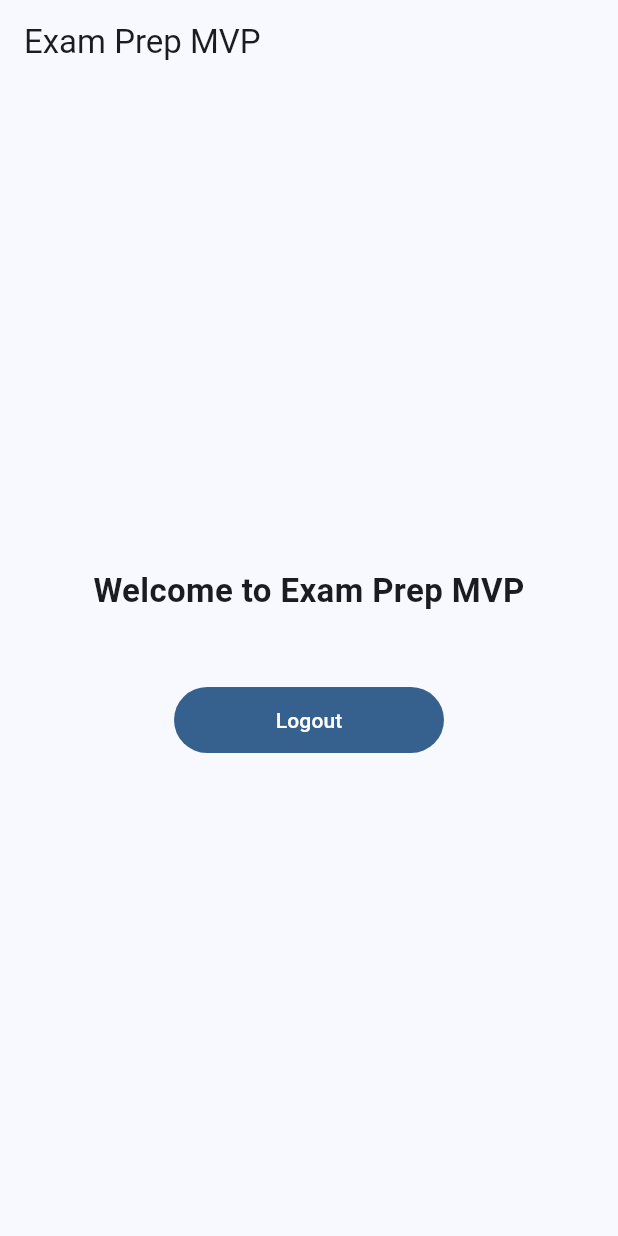
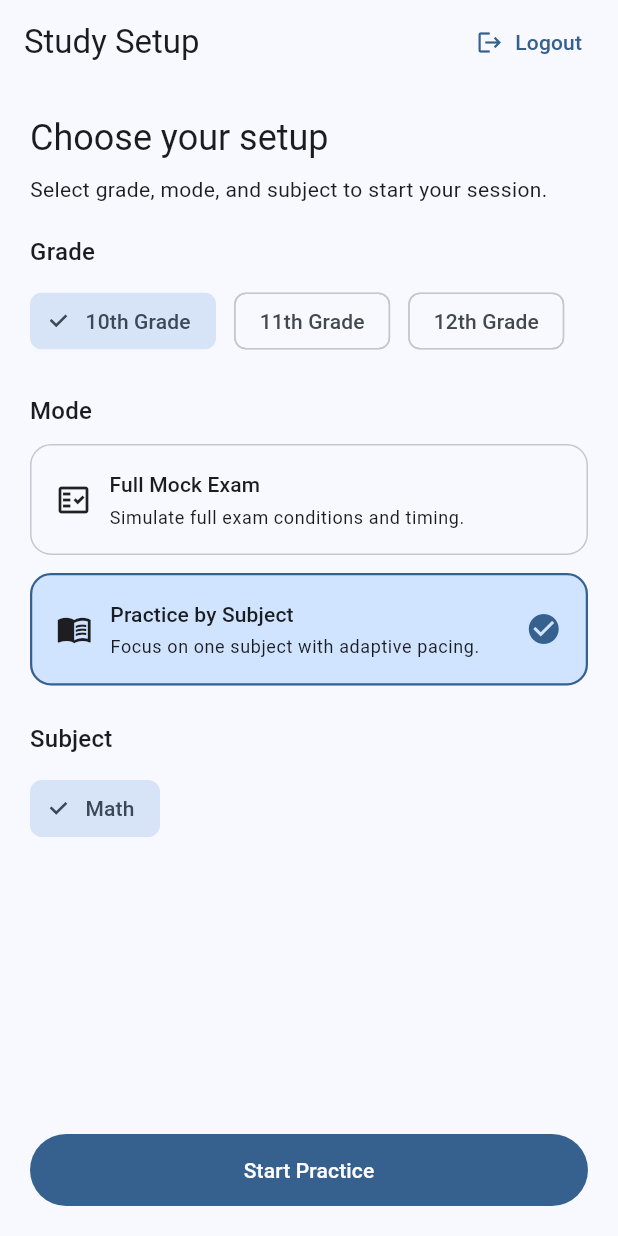
Before and after one commit to TalbiMohamedAmine/QiyasReady, a Flutter app: the screen it shows once a user with an empty profile is signed in, on a phone screen of 412 x 824 dp. Run offline on Flutter 3.47's test engine with Material 3 defaults, Android fonts, the phone set to English and light mode, and no system bars; our stand-ins replace cloud_firestore, firebase_auth, firebase_core, flutter_riverpod, flutter_svg; accounts and stored records are empty.

Commit message:
feat: add practice filter screen and enhance adaptive practice state management
Co-authored-by: Copilot <copilot@github.com>

```diff
--- a/lib/features/adaptive_practice/adaptive_practice_service.dart
+++ b/lib/features/adaptive_practice/adaptive_practice_service.dart
@@ -53,9 +53,14 @@ class AdaptivePracticeService {
   Future<List<PracticeQuestion>> fetchPracticeQuestions({
     String? chapterId,
     String? lessonId,
+    String mode = 'practice',
     int limit = 20,
   }) async {
-    if ((chapterId == null || chapterId.trim().isEmpty) &&
+    final normalizedMode = mode.trim().toLowerCase();
+    final needsScopedFilter = normalizedMode == 'practice';
+
+    if (needsScopedFilter &&
+        (chapterId == null || chapterId.trim().isEmpty) &&
         (lessonId == null || lessonId.trim().isEmpty)) {
       throw const AdaptivePracticeFailure(
         'Please provide chapterId or lessonId to fetch practice questions.',
@@ -71,9 +76,7 @@ class AdaptivePracticeService {
         query = query.where('chapterId', isEqualTo: chapterId.trim());
       }
 
-      query = query.where('status', isEqualTo: 'active').limit(limit);
-
-      final snapshot = await query.get();
+      final snapshot = await query.limit(limit).get();
       final questions = <PracticeQuestion>[];
 
       for (final doc in snapshot.docs) {
@@ -83,6 +86,11 @@ class AdaptivePracticeService {
           final options = _parseOptions(data['options']);
 
           if (stem == null || stem.isEmpty || options.isEmpty) {
+            continue;
+          }
+
+          final status = (data['status'] as String?)?.trim().toLowerCase();
+          if (status != null && status.isNotEmpty && status != 'active') {
             continue;
           }
 
--- a/lib/features/adaptive_practice/providers/adaptive_practice_provider.dart
+++ b/lib/features/adaptive_practice/providers/adaptive_practice_provider.dart
@@ -25,6 +25,8 @@ class AdaptivePracticeState {
     this.errorMessage,
     this.chapterId,
     this.lessonId,
+    this.selectedGrade = '10th Grade',
+    this.selectedMode = 'practice',
   });
 
   final PracticeLoadStatus status;
@@ -37,6 +39,8 @@ class AdaptivePracticeState {
   final String? errorMessage;
   final String? chapterId;
   final String? lessonId;
+  final String selectedGrade;
+  final String selectedMode;
 
   PracticeQuestion? get currentQuestion {
     if (questions.isEmpty || currentQuestionIndex < 0) {
@@ -81,6 +85,8 @@ class AdaptivePracticeState {
     String? chapterId,
     String? lessonId,
     bool clearScope = false,
+    String? selectedGrade,
+    String? selectedMode,
   }) {
     return AdaptivePracticeState(
       status: status ?? this.status,
@@ -93,6 +99,8 @@ class AdaptivePracticeState {
       errorMessage: clearError ? null : (errorMessage ?? this.errorMessage),
       chapterId: clearScope ? null : (chapterId ?? this.chapterId),
       lessonId: clearScope ? null : (lessonId ?? this.lessonId),
+      selectedGrade: selectedGrade ?? this.selectedGrade,
+      selectedMode: selectedMode ?? this.selectedMode,
     );
   }
 }
@@ -117,6 +125,8 @@ class AdaptivePracticeController extends StateNotifier<AdaptivePracticeState> {
   Future<void> loadQuestions({
     String? chapterId,
     String? lessonId,
+    String selectedGrade = '10th Grade',
+    String selectedMode = 'practice',
     int? questionTimeLimitSec,
     int limit = 20,
   }) async {
@@ -126,12 +136,15 @@ class AdaptivePracticeController extends StateNotifier<AdaptivePracticeState> {
       chapterId: chapterId,
       lessonId: lessonId,
       clearScope: false,
+      selectedGrade: selectedGrade,
+      selectedMode: selectedMode,
     );
 
     try {
       final questions = await _service.fetchPracticeQuestions(
         chapterId: chapterId,
         lessonId: lessonId,
+        mode: selectedMode,
         limit: limit,
       );
 
--- /dev/null
+++ b/lib/features/adaptive_practice/screens/practice_filter_screen.dart
@@ -0,0 +1,317 @@
+import 'dart:async';
+
+import 'package:flutter/material.dart';
+import 'package:flutter_riverpod/flutter_riverpod.dart';
+
+import '../../auth/providers/auth_provider.dart';
+import '../providers/adaptive_practice_provider.dart';
+import 'practice_runner_screen.dart';
+
+class PracticeFilterScreen extends ConsumerStatefulWidget {
+  const PracticeFilterScreen({super.key});
+
+  @override
+  ConsumerState<PracticeFilterScreen> createState() =>
+      _PracticeFilterScreenState();
+}
+
+class _PracticeFilterScreenState extends ConsumerState<PracticeFilterScreen> {
+  static const _grades = ['10th Grade', '11th Grade', '12th Grade'];
+  static const _practiceMode = 'practice';
+  static const _mockMode = 'mock';
+
+  static const _subjects = [
+    _PracticeSubject(label: 'Math', chapterId: 'chapter_seed_001'),
+  ];
+
+  String _selectedGrade = '10th Grade';
+  String _selectedMode = _practiceMode;
+  String? _selectedChapterId;
+
+  @override
+  void initState() {
+    super.initState();
+    _selectedChapterId = _subjects.first.chapterId;
+  }
+
+  @override
+  Widget build(BuildContext context) {
+    ref.listen<AuthActionState>(authControllerProvider, (previous, next) {
+      final previousError = previous?.errorMessage;
+      final nextError = next.errorMessage;
+      if (nextError != null && nextError != previousError) {
+        ScaffoldMessenger.of(context)
+          ..hideCurrentSnackBar()
+          ..showSnackBar(SnackBar(content: Text(nextError)));
+      }
+    });
+
+    ref.listen<AdaptivePracticeState>(
+      adaptivePracticeControllerProvider,
+      (previous, next) {
+        final previousError = previous?.errorMessage;
+        final nextError = next.errorMessage;
+        if (nextError != null && nextError != previousError) {
+          ScaffoldMessenger.of(context)
+            ..hideCurrentSnackBar()
+            ..showSnackBar(SnackBar(content: Text(nextError)));
+        }
+      },
+    );
+
+    final authActionState = ref.watch(authControllerProvider);
+    final practiceState = ref.watch(adaptivePracticeControllerProvider);
+    final isPracticeMode = _selectedMode == _practiceMode;
+
+    final canStart = (!isPracticeMode || _selectedChapterId != null) &&
+        practiceState.status != PracticeLoadStatus.loading;
+
+    return Scaffold(
+      appBar: AppBar(
+        title: const Text('Study Setup'),
+        actions: [
+          TextButton.icon(
+            onPressed: authActionState.isLoading
+                ? null
+                : () {
+                    ref.read(authControllerProvider.notifier).signOut();
+                  },
+            icon: authActionState.isLoading
+                ? const SizedBox(
+                    height: 16,
+                    width: 16,
+                    child: CircularProgressIndicator(strokeWidth: 2),
+                  )
+                : const Icon(Icons.logout),
+            label: const Text('Logout'),
+          ),
+          const SizedBox(width: 8),
+        ],
+      ),
+      body: SafeArea(
+        child: Center(
+          child: ConstrainedBox(
+            constraints: const BoxConstraints(maxWidth: 720),
+            child: Padding(
+              padding: const EdgeInsets.all(20),
+              child: Column(
+                crossAxisAlignment: CrossAxisAlignment.stretch,
+                children: [
+                  Text(
+                    'Choose your setup',
+                    style: Theme.of(context).textTheme.headlineSmall,
+                  ),
+                  const SizedBox(height: 8),
+                  Text(
+                    'Select grade, mode, and subject to start your session.',
+                    style: Theme.of(context).textTheme.bodyMedium,
+                  ),
+                  const SizedBox(height: 20),
+                  Text(
+                    'Grade',
+                    style: Theme.of(context).textTheme.titleMedium,
+                  ),
+                  const SizedBox(height: 10),
+                  Wrap(
+                    spacing: 12,
+                    runSpacing: 12,
+                    children: [
+                      for (final grade in _grades)
+                        ChoiceChip(
+                          label: Text(grade),
+                          selected: _selectedGrade == grade,
+                          onSelected: (_) {
+                            setState(() {
+                              _selectedGrade = grade;
+                            });
+                          },
+                        ),
+                    ],
+                  ),
+                  const SizedBox(height: 24),
+                  Text(
+                    'Mode',
+                    style: Theme.of(context).textTheme.titleMedium,
+                  ),
+                  const SizedBox(height: 10),
+                  _ModeSelectionCard(
+                    title: 'Full Mock Exam',
+                    description: 'Simulate full exam conditions and timing.',
+                    icon: Icons.fact_check_outlined,
+                    isSelected: _selectedMode == _mockMode,
+                    onTap: () {
+                      setState(() {
+                        _selectedMode = _mockMode;
+                      });
+                    },
+                  ),
+                  const SizedBox(height: 12),
+                  _ModeSelectionCard(
+                    title: 'Practice by Subject',
+                    description: 'Focus on one subject with adaptive pacing.',
+                    icon: Icons.menu_book_outlined,
+                    isSelected: _selectedMode == _practiceMode,
+                    onTap: () {
+                      setState(() {
+                        _selectedMode = _practiceMode;
+                        _selectedChapterId ??= _subjects.first.chapterId;
+                      });
+                    },
+                  ),
+                  if (isPracticeMode) ...[
+                    const SizedBox(height: 24),
+                    Text(
+                      'Subject',
+                      style: Theme.of(context).textTheme.titleMedium,
+                    ),
+                    const SizedBox(height: 10),
+                    Wrap(
+                      spacing: 12,
+                      runSpacing: 12,
+                      children: [
+                        for (final subject in _subjects)
+                          ChoiceChip(
+                            label: Text(subject.label),
+                            selected: _selectedChapterId == subject.chapterId,
+                            onSelected: (_) {
+                              setState(() {
+                                _selectedChapterId = subject.chapterId;
+                              });
+                            },
+                          ),
+                      ],
+                    ),
+                  ],
+                  const Spacer(),
+                  SizedBox(
+                    height: 48,
+                    child: FilledButton(
+                      onPressed: canStart ? _startPractice : null,
+                      child: practiceState.status == PracticeLoadStatus.loading
+                          ? const SizedBox(
+                              height: 20,
+                              width: 20,
+                              child: CircularProgressIndicator(strokeWidth: 2),
+                            )
+                          : const Text('Start Practice'),
+                    ),
+                  ),
+                ],
+              ),
+            ),
+          ),
+        ),
+      ),
+    );
+  }
+
+  Future<void> _startPractice() async {
+    final selectedChapter = _selectedChapterId;
+    final isPracticeMode = _selectedMode == _practiceMode;
+
+    if (isPracticeMode &&
+        (selectedChapter == null || selectedChapter.isEmpty)) {
+      return;
+    }
+
+    final controller = ref.read(adaptivePracticeControllerProvider.notifier);
+
+    unawaited(
+      controller.loadQuestions(
+        selectedGrade: _selectedGrade,
+        selectedMode: _selectedMode,
+        chapterId: isPracticeMode ? selectedChapter : null,
+      ),
+    );
+
+    if (!mounted) {
+      return;
+    }
+
+    await Navigator.of(context).push(
+      MaterialPageRoute<void>(
+        builder: (_) => PracticeRunnerScreen(
+          chapterId: isPracticeMode ? selectedChapter : null,
+        ),
+      ),
+    );
+  }
+}
+
+class _PracticeSubject {
+  const _PracticeSubject({
+    required this.label,
+    required this.chapterId,
+  });
+
+  final String label;
+  final String chapterId;
+}
+
+class _ModeSelectionCard extends StatelessWidget {
+  const _ModeSelectionCard({
+    required this.title,
+    required this.description,
+    required this.icon,
+    required this.isSelected,
+    required this.onTap,
+  });
+
+  final String title;
+  final String description;
+  final IconData icon;
+  final bool isSelected;
+  final VoidCallback onTap;
+
+  @override
+  Widget build(BuildContext context) {
+    final colorScheme = Theme.of(context).colorScheme;
+
+    return Material(
+      color: isSelected ? colorScheme.primaryContainer : colorScheme.surface,
+      borderRadius: BorderRadius.circular(14),
+      child: InkWell(
+        onTap: onTap,
+        borderRadius: BorderRadius.circular(14),
+        child: Container(
+          padding: const EdgeInsets.all(16),
+          decoration: BoxDecoration(
+            borderRadius: BorderRadius.circular(14),
+            border: Border.all(
+              color:
+                  isSelected ? colorScheme.primary : colorScheme.outlineVariant,
+              width: isSelected ? 1.5 : 1,
+            ),
+          ),
+          child: Row(
+            children: [
+              Icon(icon),
+              const SizedBox(width: 12),
+              Expanded(
+                child: Column(
+                  crossAxisAlignment: CrossAxisAlignment.start,
+                  children: [
+                    Text(
+                      title,
+                      style: Theme.of(context).textTheme.titleSmall,
+                    ),
+                    const SizedBox(height: 4),
+                    Text(
+                      description,
+                      style: Theme.of(context).textTheme.bodySmall,
+                    ),
+                  ],
+                ),
+              ),
+              if (isSelected)
+                Icon(
+                  Icons.check_circle,
+                  color: colorScheme.primary,
+                ),
+            ],
+          ),
+        ),
+      ),
+    );
+  }
+}
--- a/lib/features/auth/screens/auth_gate.dart
+++ b/lib/features/auth/screens/auth_gate.dart
@@ -1,6 +1,7 @@
 import 'package:flutter/material.dart';
 import 'package:flutter_riverpod/flutter_riverpod.dart';
 
+import '../../adaptive_practice/screens/practice_filter_screen.dart';
 import '../providers/auth_provider.dart';
 import 'sign_in_screen.dart';
 
@@ -10,7 +11,6 @@ class AuthGate extends ConsumerWidget {
   @override
   Widget build(BuildContext context, WidgetRef ref) {
     final authState = ref.watch(authStateChangesProvider);
-    final actionState = ref.watch(authControllerProvider);
 
     return authState.when(
       loading: () => const Scaffold(
@@ -49,58 +49,7 @@ class AuthGate extends ConsumerWidget {
           return const SignInScreen();
         }
 
-        return Scaffold(
-          appBar: AppBar(title: const Text('Exam Prep MVP')),
-          body: Center(
-            child: Padding(
-              padding: const EdgeInsets.all(24),
-              child: Column(
-                mainAxisSize: MainAxisSize.min,
-                children: [
-                  const Text(
-                    'Welcome to Exam Prep MVP',
-                    style: TextStyle(fontSize: 22, fontWeight: FontWeight.w600),
-                    textAlign: TextAlign.center,
-                  ),
-                  const SizedBox(height: 8),
-                  Text(
-                    user.email ?? 'Signed in user',
-                    style: Theme.of(context).textTheme.bodyMedium,
-                  ),
-                  const SizedBox(height: 20),
-                  SizedBox(
-                    width: 180,
-                    height: 44,
-                    child: FilledButton(
-                      onPressed: actionState.isLoading
-                          ? null
-                          : () {
-                              ref
-                                  .read(authControllerProvider.notifier)
-                                  .signOut();
-                            },
-                      child: actionState.isLoading
-                          ? const SizedBox(
-                              height: 18,
-                              width: 18,
-                              child: CircularProgressIndicator(strokeWidth: 2),
-                            )
-                          : const Text('Logout'),
-                    ),
-                  ),
-                  if (actionState.errorMessage != null) ...[
-                    const SizedBox(height: 12),
-                    Text(
-                      actionState.errorMessage!,
-                      style: const TextStyle(color: Colors.red),
-                      textAlign: TextAlign.center,
-                    ),
-                  ],
-                ],
-              ),
-            ),
-          ),
-        );
+        return const PracticeFilterScreen();
       },
     );
   }
```
Also changed, not shown: 1 other file.
